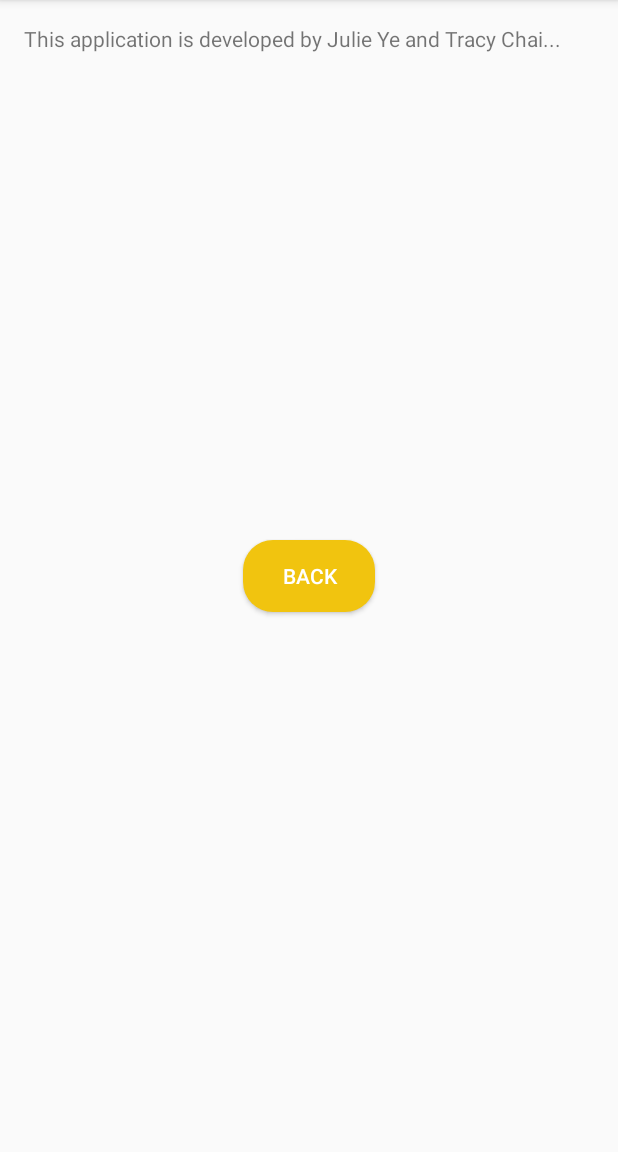
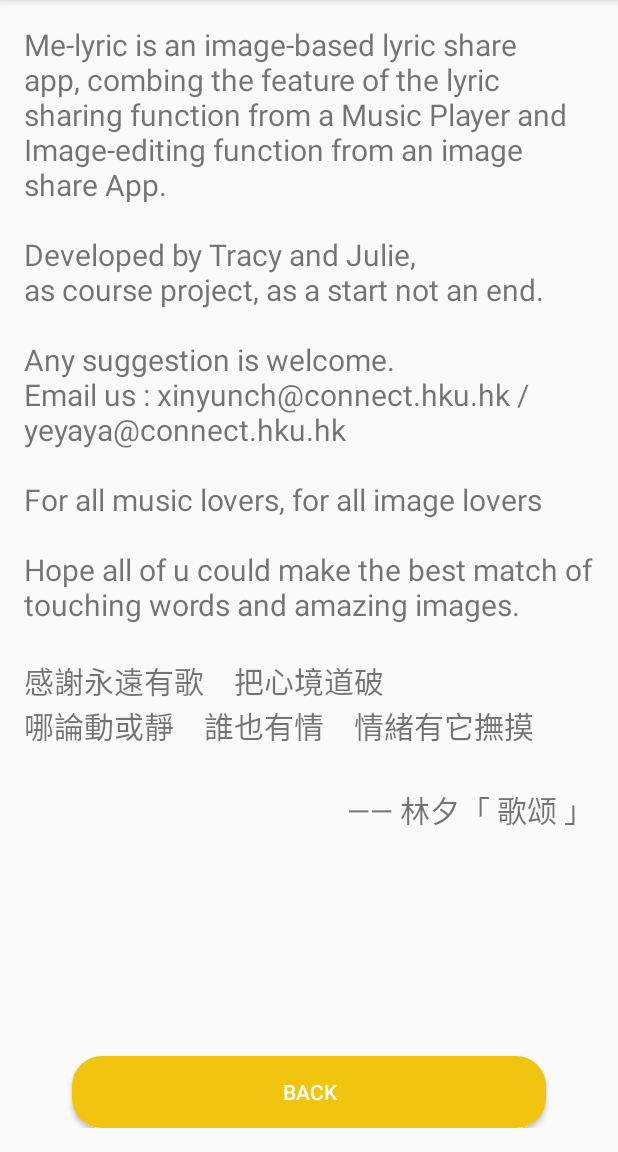
Before and after one commit to JulieYeah/LyricsCard, an Android app: the screen it shows after launch (AboutUsActivity), after a tap on "ABOUT US", on a phone screen of 412 x 824 dp, the part 84-1236 px from its top. Run offline under Robolectric (Android 15) with nearby library versions, the light colour scheme and no system bars; Roboto replaces fonts that are not available here.

Commit message:
Add about us

```diff
--- a/CreateLyricsCard/app/src/main/java/tracy_pc/createlyricscard/CustomizeCardActivity.java
+++ b/CreateLyricsCard/app/src/main/java/tracy_pc/createlyricscard/CustomizeCardActivity.java
@@ -488,7 +488,7 @@ public class CustomizeCardActivity extends AppCompatActivity {
             final Dialog alertDialog;
             builder = new AlertDialog.Builder(this);
             builder.setView(layout);
-            builder.setTitle("Sharing");
+            builder.setTitle("Click the picture to share");
             alertDialog = builder.create();
             Button cancle_share;
             ImageView image_share = (ImageView)layout.findViewById(R.id.img_finished);
--- a/CreateLyricsCard/app/src/main/java/tracy_pc/createlyricscard/CustomizeThreeActivity.java
+++ b/CreateLyricsCard/app/src/main/java/tracy_pc/createlyricscard/CustomizeThreeActivity.java
@@ -439,7 +439,7 @@ public class CustomizeThreeActivity extends AppCompatActivity {
         final Dialog alertDialog;
         builder = new AlertDialog.Builder(this);
         builder.setView(layout);
-        builder.setTitle("Sharing");
+        builder.setTitle("Click the picture to share");
         alertDialog = builder.create();
         Button cancle_share;
         ImageView image_share = (ImageView)layout.findViewById(R.id.img_finished);
--- a/CreateLyricsCard/app/src/main/java/tracy_pc/createlyricscard/CustomizeTwoActivity.java
+++ b/CreateLyricsCard/app/src/main/java/tracy_pc/createlyricscard/CustomizeTwoActivity.java
@@ -437,7 +437,7 @@ public class CustomizeTwoActivity extends AppCompatActivity {
         final Dialog alertDialog;
         builder = new AlertDialog.Builder(this);
         builder.setView(layout);
-        builder.setTitle("Sharing");
+        builder.setTitle("Click the picture to share");
         alertDialog = builder.create();
         Button cancle_share;
         ImageView image_share = (ImageView)layout.findViewById(R.id.img_finished);
--- a/CreateLyricsCard/app/src/main/res/layout/activity_about_us.xml
+++ b/CreateLyricsCard/app/src/main/res/layout/activity_about_us.xml
@@ -12,15 +12,27 @@
     <TextView
         android:layout_width="wrap_content"
         android:layout_height="wrap_content"
-        android:text="This application is developed by Julie Ye and Tracy Chai..."
+        android:text="@string/about_us"
+        android:textSize="20sp"
         android:id="@+id/textView"
         android:layout_alignParentTop="true"
         android:layout_alignParentLeft="true"
         android:layout_alignParentStart="true" />
 
-    <Button
+    <TextView
         android:layout_width="wrap_content"
         android:layout_height="wrap_content"
+        android:text="\n—— 林夕「 歌颂 」"
+        android:textSize="20sp"
+        android:layout_below="@+id/textView"
+        android:layout_alignParentRight="true" />
+
+    <Button
+        android:layout_width="match_parent"
+        android:layout_height="wrap_content"
+        android:layout_marginLeft="32dp"
+        android:layout_marginRight="32dp"
+        android:layout_alignParentBottom="true"
         android:text="Back"
         android:textColor="#ffffff"
         android:id="@+id/btn_back"
--- a/CreateLyricsCard/app/src/main/res/layout/content_customize_card.xml
+++ b/CreateLyricsCard/app/src/main/res/layout/content_customize_card.xml
@@ -200,7 +200,6 @@
         <HorizontalScrollView
             android:layout_width="wrap_content"
             android:layout_height="150dp"
-            android:layout_marginTop="16dp"
             android:scrollbars="none" >
             <LinearLayout
                 android:id="@+id/gallery_font"
--- a/CreateLyricsCard/app/src/main/res/layout/content_customize_three.xml
+++ b/CreateLyricsCard/app/src/main/res/layout/content_customize_three.xml
@@ -138,6 +138,7 @@
         android:visibility="gone"
         android:layout_width="match_parent"
         android:layout_height="wrap_content"
+        android:paddingTop="@dimen/activity_vertical_margin"
         android:id="@+id/bottom_fonts"
         android:layout_below="@+id/container"
         android:orientation="vertical">
@@ -199,7 +200,6 @@
         <HorizontalScrollView
             android:layout_width="wrap_content"
             android:layout_height="150dp"
-            android:layout_marginTop="16dp"
             android:scrollbars="none" >
             <LinearLayout
                 android:id="@+id/gallery_font"
--- a/CreateLyricsCard/app/src/main/res/layout/content_customize_two.xml
+++ b/CreateLyricsCard/app/src/main/res/layout/content_customize_two.xml
@@ -211,7 +211,6 @@
         <HorizontalScrollView
             android:layout_width="wrap_content"
             android:layout_height="150dp"
-            android:layout_marginTop="16dp"
             android:scrollbars="none" >
             <LinearLayout
                 android:id="@+id/gallery_font"
--- a/CreateLyricsCard/app/src/main/res/values/strings.xml
+++ b/CreateLyricsCard/app/src/main/res/values/strings.xml
@@ -1,9 +1,19 @@
 <resources>
     <string name="app_name">Melyrics</string>
-    <string name="action_about_us">About us</string>
     <string name="action_confirm">Confirm</string>
     <string name="fixed_lyrics">No Lyrics</string>
     <string name="title_activity_customize_card">Customize</string>
     <string name="title_activity_customize_two">Customize</string>
     <string name="title_activity_customize_three">Customize</string>
+        <string name="about_us">
+        Me-lyric is an image-based lyric share app, combing the feature of the lyric sharing function from a Music Player and Image-editing function from an image share App.
+            \n\nDeveloped by Tracy and Julie,
+            \nas course project, as a start not an end.
+            \n\nAny suggestion is welcome.
+            \nEmail us : xinyunch@connect.hku.hk / yeyaya@connect.hku.hk
+            \n\nFor all music lovers, for all image lovers
+            \n\nHope all of u could make the best match of touching words and amazing images.
+            \n\n感謝永遠有歌　把心境道破
+            \n哪論動或靜　誰也有情　情緒有它撫摸
+    </string>
 </resources>
```
Also changed, not shown: CreateLyricsCard/app/src/main/java/tracy_pc/createlyricscard/CustomDialog.java (added, +34 -0 lines), CreateLyricsCard/app/src/main/java/tracy_pc/createlyricscard/DisplayLyricsActivity.java (+5 -5 lines).
